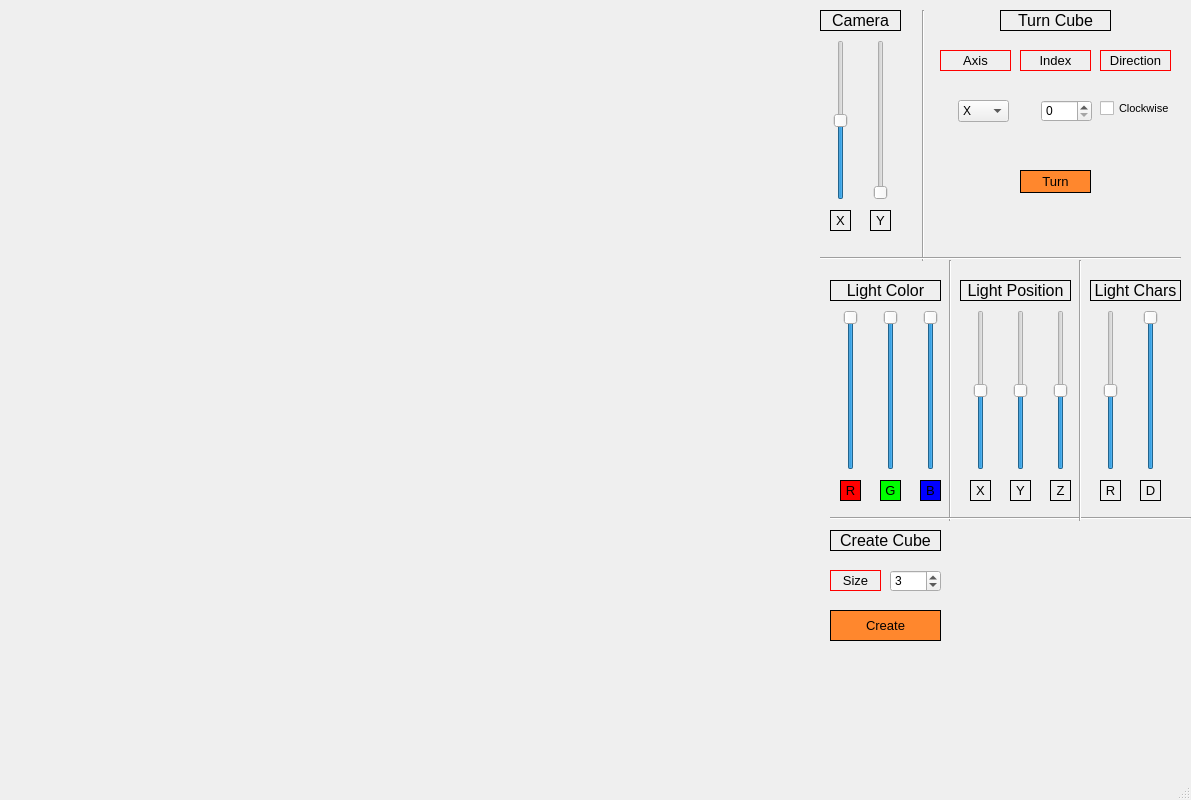
The window that ui.ui (Holodome/RCPyQt) describes before a commit, drawn with Qt 5.
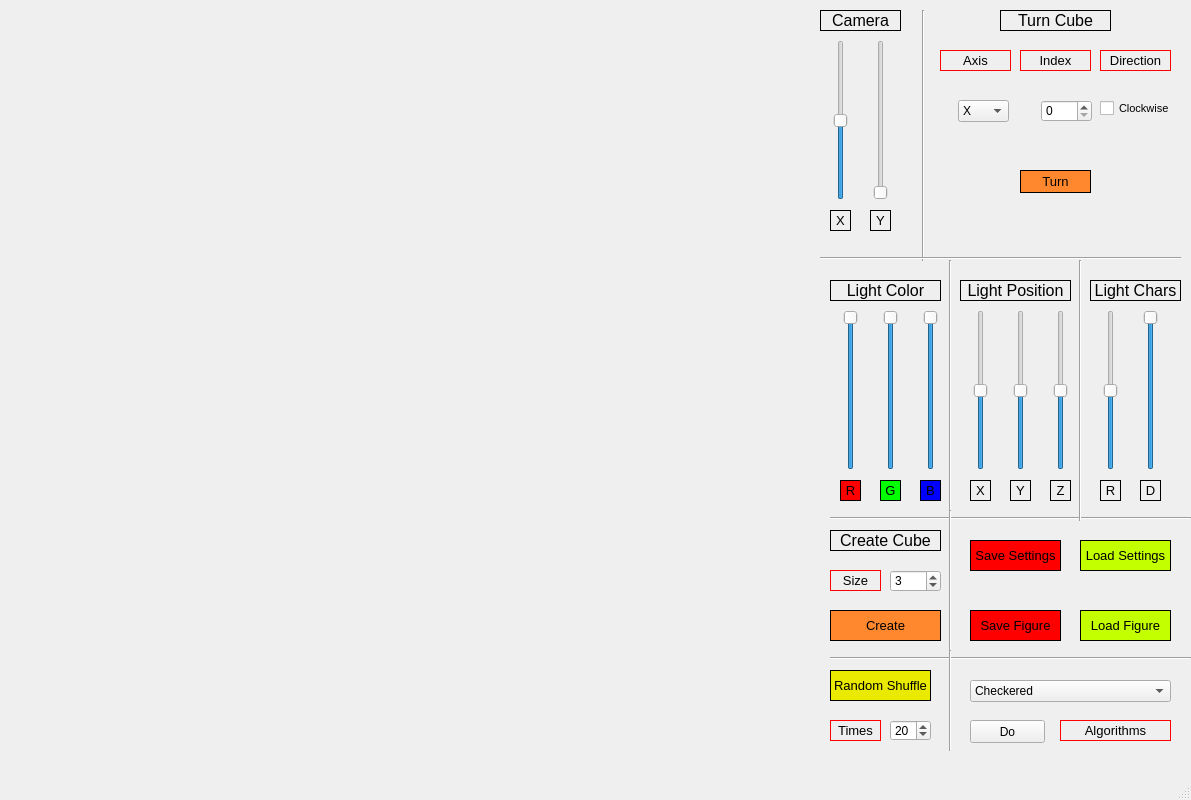
The same window after the commit.

Commit message: Added state saving, random shuffling, rotations relative to time, two cube algorithms

```diff
--- a/ui.ui
+++ b/ui.ui
@@ -944,6 +944,262 @@
                     <set>Qt::AlignCenter</set>
                 </property>
             </widget>
+            <widget class="QPushButton" name="b_SF">
+                <property name="geometry">
+                    <rect>
+                        <x>970</x>
+                        <y>610</y>
+                        <width>91</width>
+                        <height>31</height>
+                    </rect>
+                </property>
+                <property name="font">
+                    <font>
+                        <pointsize>10</pointsize>
+                    </font>
+                </property>
+                <property name="styleSheet">
+                    <string notr="true">background-color: red; border: 1px solid black</string>
+                </property>
+                <property name="text">
+                    <string>Save Figure</string>
+                </property>
+            </widget>
+            <widget class="QPushButton" name="b_SS">
+                <property name="geometry">
+                    <rect>
+                        <x>970</x>
+                        <y>540</y>
+                        <width>91</width>
+                        <height>31</height>
+                    </rect>
+                </property>
+                <property name="font">
+                    <font>
+                        <pointsize>10</pointsize>
+                    </font>
+                </property>
+                <property name="styleSheet">
+                    <string notr="true">background-color: red; border: 1px solid black</string>
+                </property>
+                <property name="text">
+                    <string>Save Settings</string>
+                </property>
+            </widget>
+            <widget class="QPushButton" name="b_LF">
+                <property name="geometry">
+                    <rect>
+                        <x>1080</x>
+                        <y>610</y>
+                        <width>91</width>
+                        <height>31</height>
+                    </rect>
+                </property>
+                <property name="font">
+                    <font>
+                        <pointsize>10</pointsize>
+                    </font>
+                </property>
+                <property name="styleSheet">
+                    <string notr="true">background-color: rgb(196, 255, 0); border: 1px solid black</string>
+                </property>
+                <property name="text">
+                    <string>Load Figure</string>
+                </property>
+            </widget>
+            <widget class="QPushButton" name="b_LS">
+                <property name="geometry">
+                    <rect>
+                        <x>1080</x>
+                        <y>540</y>
+                        <width>91</width>
+                        <height>31</height>
+                    </rect>
+                </property>
+                <property name="font">
+                    <font>
+                        <pointsize>10</pointsize>
+                    </font>
+                </property>
+                <property name="styleSheet">
+                    <string notr="true">background-color: rgb(196, 255, 0); border: 1px solid black</string>
+                </property>
+                <property name="text">
+                    <string>Load Settings</string>
+                </property>
+            </widget>
+            <widget class="Line" name="line_6">
+                <property name="geometry">
+                    <rect>
+                        <x>830</x>
+                        <y>650</y>
+                        <width>361</width>
+                        <height>16</height>
+                    </rect>
+                </property>
+                <property name="orientation">
+                    <enum>Qt::Horizontal</enum>
+                </property>
+            </widget>
+            <widget class="Line" name="line_7">
+                <property name="geometry">
+                    <rect>
+                        <x>940</x>
+                        <y>510</y>
+                        <width>20</width>
+                        <height>151</height>
+                    </rect>
+                </property>
+                <property name="orientation">
+                    <enum>Qt::Vertical</enum>
+                </property>
+            </widget>
+            <widget class="QPushButton" name="b_RS">
+                <property name="geometry">
+                    <rect>
+                        <x>830</x>
+                        <y>670</y>
+                        <width>101</width>
+                        <height>31</height>
+                    </rect>
+                </property>
+                <property name="font">
+                    <font>
+                        <pointsize>10</pointsize>
+                    </font>
+                </property>
+                <property name="styleSheet">
+                    <string notr="true">background-color: rgb(234, 234, 0); border: 1px solid black</string>
+                </property>
+                <property name="text">
+                    <string>Random Shuffle</string>
+                </property>
+            </widget>
+            <widget class="QSpinBox" name="sb_ShuffleSelector">
+                <property name="geometry">
+                    <rect>
+                        <x>890</x>
+                        <y>720</y>
+                        <width>41</width>
+                        <height>21</height>
+                    </rect>
+                </property>
+                <property name="minimum">
+                    <number>1</number>
+                </property>
+                <property name="maximum">
+                    <number>999</number>
+                </property>
+                <property name="value">
+                    <number>20</number>
+                </property>
+            </widget>
+            <widget class="QLabel" name="label_21">
+                <property name="geometry">
+                    <rect>
+                        <x>830</x>
+                        <y>720</y>
+                        <width>51</width>
+                        <height>21</height>
+                    </rect>
+                </property>
+                <property name="font">
+                    <font>
+                        <pointsize>10</pointsize>
+                    </font>
+                </property>
+                <property name="styleSheet">
+                    <string notr="true">border: 1px solid red</string>
+                </property>
+                <property name="frameShape">
+                    <enum>QFrame::Box</enum>
+                </property>
+                <property name="frameShadow">
+                    <enum>QFrame::Plain</enum>
+                </property>
+                <property name="text">
+                    <string>Times</string>
+                </property>
+                <property name="alignment">
+                    <set>Qt::AlignCenter</set>
+                </property>
+            </widget>
+            <widget class="Line" name="line_8">
+                <property name="geometry">
+                    <rect>
+                        <x>940</x>
+                        <y>650</y>
+                        <width>20</width>
+                        <height>101</height>
+                    </rect>
+                </property>
+                <property name="orientation">
+                    <enum>Qt::Vertical</enum>
+                </property>
+            </widget>
+            <widget class="QComboBox" name="c_AlgSelect">
+                <property name="geometry">
+                    <rect>
+                        <x>970</x>
+                        <y>680</y>
+                        <width>201</width>
+                        <height>22</height>
+                    </rect>
+                </property>
+                <item>
+                    <property name="text">
+                        <string>Checkered</string>
+                    </property>
+                </item>
+                <item>
+                    <property name="text">
+                        <string>Cube In Cube</string>
+                    </property>
+                </item>
+            </widget>
+            <widget class="QPushButton" name="b_DoAlg">
+                <property name="geometry">
+                    <rect>
+                        <x>970</x>
+                        <y>720</y>
+                        <width>75</width>
+                        <height>23</height>
+                    </rect>
+                </property>
+                <property name="text">
+                    <string>Do</string>
+                </property>
+            </widget>
+            <widget class="QLabel" name="label_22">
+                <property name="geometry">
+                    <rect>
+                        <x>1060</x>
+                        <y>720</y>
+                        <width>111</width>
+                        <height>21</height>
+                    </rect>
+                </property>
+                <property name="font">
+                    <font>
+                        <pointsize>10</pointsize>
+                    </font>
+                </property>
+                <property name="styleSheet">
+                    <string notr="true">border: 1px solid red</string>
+                </property>
+                <property name="frameShape">
+                    <enum>QFrame::Box</enum>
+                </property>
+                <property name="frameShadow">
+                    <enum>QFrame::Plain</enum>
+                </property>
+                <property name="text">
+                    <string>Algorithms</string>
+                </property>
+                <property name="alignment">
+                    <set>Qt::AlignCenter</set>
+                </property>
+            </widget>
         </widget>
         <widget class="QMenuBar" name="menubar">
             <property name="geometry">
```
The commit also changes 8 other files.
